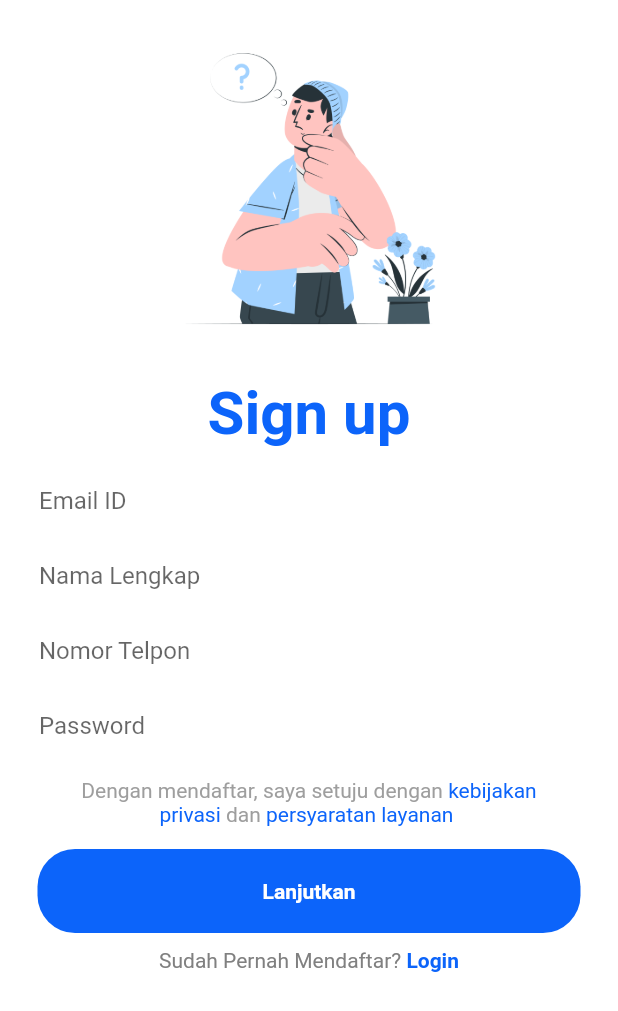
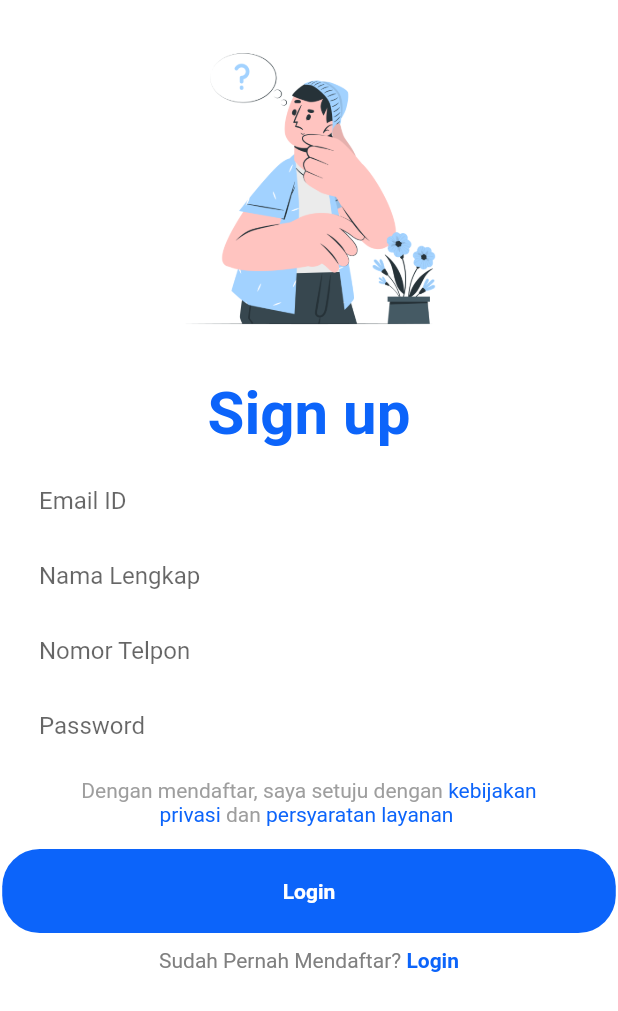
Before and after one commit to VarrelB/smafi, a Flutter app: the RegisterPage screen opened directly, on a phone screen of 412 x 824 dp. Shown: the top 1011 px of the screen. Run offline on Flutter 3.47's test engine with Material 2 defaults, Android fonts, the phone set to English and light mode, and no system bars.

Commit message:
update dikit di register

```diff
--- a/lib/screens/register_page.dart
+++ b/lib/screens/register_page.dart
@@ -123,20 +123,26 @@ class _RegisterPageState extends State<RegisterPage> {
           ),
           SizedBox(height: 15),
           //btn
-          Padding(
-            padding: const EdgeInsets.symmetric(horizontal: 25.0),
+          GestureDetector(
+            onTap: () => Navigator.pushReplacement(
+              context,
+              MaterialPageRoute(
+                builder: (context) {
+                  return LoginPage();
+                },
+              ),
+            ),
             child: Container(
-              padding: EdgeInsets.all(20),
               decoration: BoxDecoration(
                 color: Color.fromARGB(255, 12, 100, 250),
                 borderRadius: BorderRadius.circular(25),
               ),
-              child: Center(
-                child: Text(
-                  'Lanjutkan',
-                  style: TextStyle(
-                      fontWeight: FontWeight.bold, color: Colors.white),
-                ),
+              padding: const EdgeInsets.only(
+                  left: 187.0, right: 187.0, bottom: 20.0, top: 20.0),
+              child: const Text(
+                "Login",
+                style:
+                    TextStyle(fontWeight: FontWeight.bold, color: Colors.white),
               ),
             ),
           ),
```
